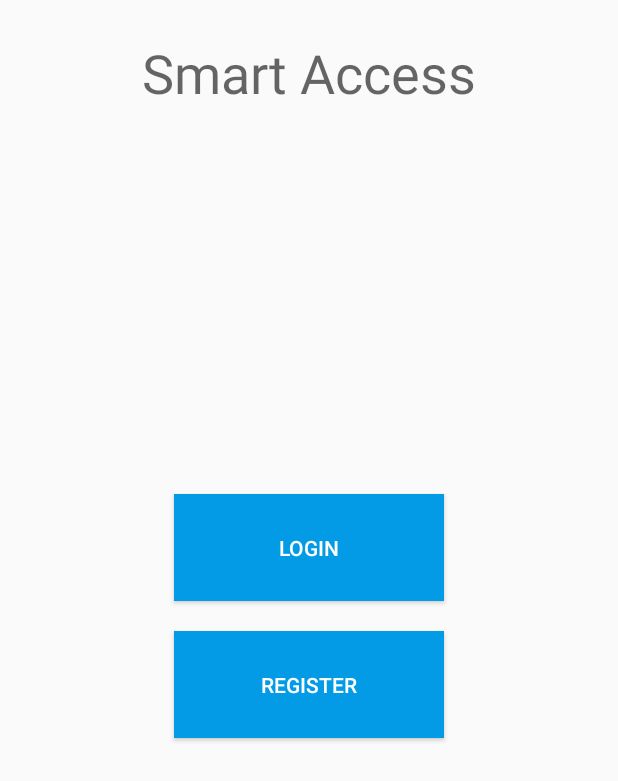
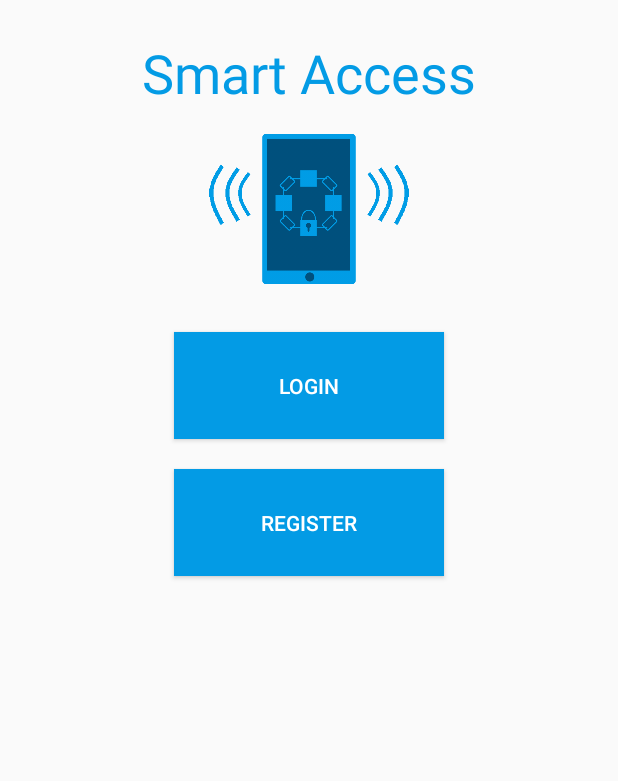
Before and after one commit to rmorga51/Android-Application-with-NFC, an Android app: the screen it shows after launch (MainActivity), on a phone screen of 412 x 824 dp. Shown: the top 781 px of the screen. Run offline under Robolectric (Android 15) with nearby library versions, the phone set to English and light mode, and no system bars.

Commit message:
Updated wording on some screens to be clearer and other visual elements

```diff
--- a/Smart Access/app/src/main/AndroidManifest.xml
+++ b/Smart Access/app/src/main/AndroidManifest.xml
@@ -9,9 +9,9 @@
 
     <application
         android:allowBackup="true"
-        android:icon="@mipmap/ic_launcher"
+        android:icon="@drawable/smartaccessicon"
         android:label="@string/app_name"
-        android:roundIcon="@mipmap/ic_launcher_round"
+        android:roundIcon="@drawable/smartaccessicon"
         android:supportsRtl="true"
         android:theme="@style/AppTheme">
         <activity
--- a/Smart Access/app/src/main/res/layout/activity_account.xml
+++ b/Smart Access/app/src/main/res/layout/activity_account.xml
@@ -91,12 +91,12 @@
     <Button
         android:id="@+id/button9"
         android:layout_width="150dp"
-        android:layout_height="75dp"
+        android:layout_height="50dp"
         android:layout_marginStart="8dp"
         android:layout_marginTop="8dp"
-        android:text="@string/SignOutButton"
         android:background="@color/colorPrimary"
         android:onClick="signOut"
+        android:text="@string/SignOutButton"
         app:layout_constraintStart_toStartOf="parent"
         app:layout_constraintTop_toBottomOf="@+id/textView29" />
 
--- a/Smart Access/app/src/main/res/layout/activity_main.xml
+++ b/Smart Access/app/src/main/res/layout/activity_main.xml
@@ -14,20 +14,34 @@
         android:layout_marginTop="24dp"
         android:layout_marginEnd="8dp"
         android:fontFamily="sans-serif"
-        android:hint="@string/Title_Text"
+        android:text="@string/Title_Text"
         android:textAlignment="center"
+        android:textColor="@color/colorPrimary"
         android:textSize="36sp"
         app:layout_constraintEnd_toEndOf="parent"
         app:layout_constraintHorizontal_bias="0.5"
         app:layout_constraintStart_toStartOf="parent"
         app:layout_constraintTop_toTopOf="parent" />
 
+    <ImageView
+        android:id="@+id/imageView"
+        android:layout_width="200dp"
+        android:layout_height="100dp"
+        android:layout_marginStart="8dp"
+        android:layout_marginTop="8dp"
+        android:layout_marginEnd="8dp"
+        app:layout_constraintEnd_toEndOf="parent"
+        app:layout_constraintHorizontal_bias="0.5"
+        app:layout_constraintStart_toStartOf="parent"
+        app:layout_constraintTop_toBottomOf="@+id/textView"
+        app:srcCompat="@drawable/smartaccesslogo" />
+
     <Button
         android:id="@+id/button"
         android:layout_width="180dp"
         android:layout_height="71dp"
         android:layout_marginStart="8dp"
-        android:layout_marginTop="248dp"
+        android:layout_marginTop="32dp"
         android:layout_marginEnd="8dp"
         android:background="@color/colorPrimary"
         android:onClick="loginButton"
@@ -35,7 +49,7 @@
         app:layout_constraintEnd_toEndOf="parent"
         app:layout_constraintHorizontal_bias="0.5"
         app:layout_constraintStart_toStartOf="parent"
-        app:layout_constraintTop_toBottomOf="@+id/textView" />
+        app:layout_constraintTop_toBottomOf="@+id/imageView" />
 
     <Button
         android:id="@+id/button2"
--- a/Smart Access/app/src/main/res/values/strings.xml
+++ b/Smart Access/app/src/main/res/values/strings.xml
@@ -54,7 +54,7 @@
     <string name="SuccessfulCheckOut">Successfully Checked Out</string>
     <string name="ReservationSuccess">Reservation Number Received</string>
     <string name="ScanMessage">Scan your NFC Device</string>
-    <string name="NFCWarning">*Make sure your NFC is on</string>
+    <string name="NFCWarning">*Make sure your device\'s NFC is enabled</string>
     <string name="CheckInSuccessText">Successfully Checked In</string>
     <string name="ReturnButton">Finish</string>
     <string name="ReservationNumberLabel">Reservation Number:</string>
```
Also changed, not shown: Smart Access/app/src/main/res/drawable/smartaccessicon.png (added), Smart Access/app/src/main/res/drawable/smartaccesslogo.png (added).
